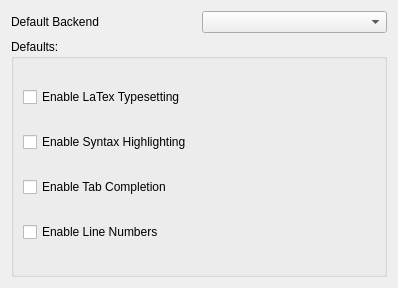
First picture: the form in src/settings.ui, repository KDE/cantor, before the edit.
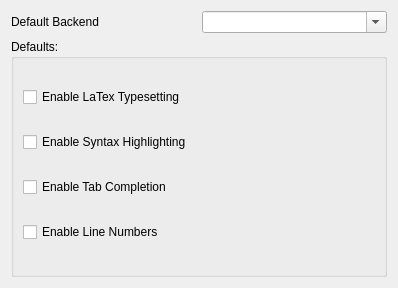
Second picture: the form after the edit. Custom widgets are drawn as their Qt base class.

Commit message: fix DefaultBackend option

The edit to the form file:
```diff
--- a/src/settings.ui
+++ b/src/settings.ui
@@ -23,7 +23,7 @@
      <item>
       <widget class="KComboBox" name="kcfg_DefaultBackend">
        <property name="editable">
-        <bool>false</bool>
+        <bool>true</bool>
        </property>
       </widget>
      </item>
```
The commit also changes 1 other file.
